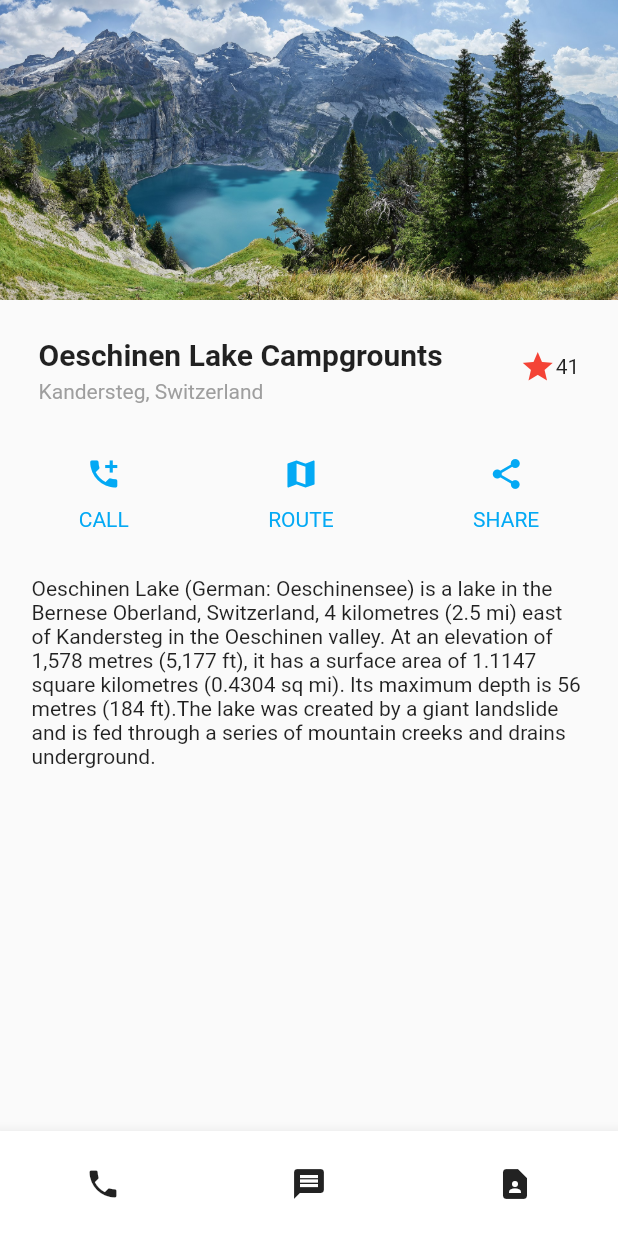
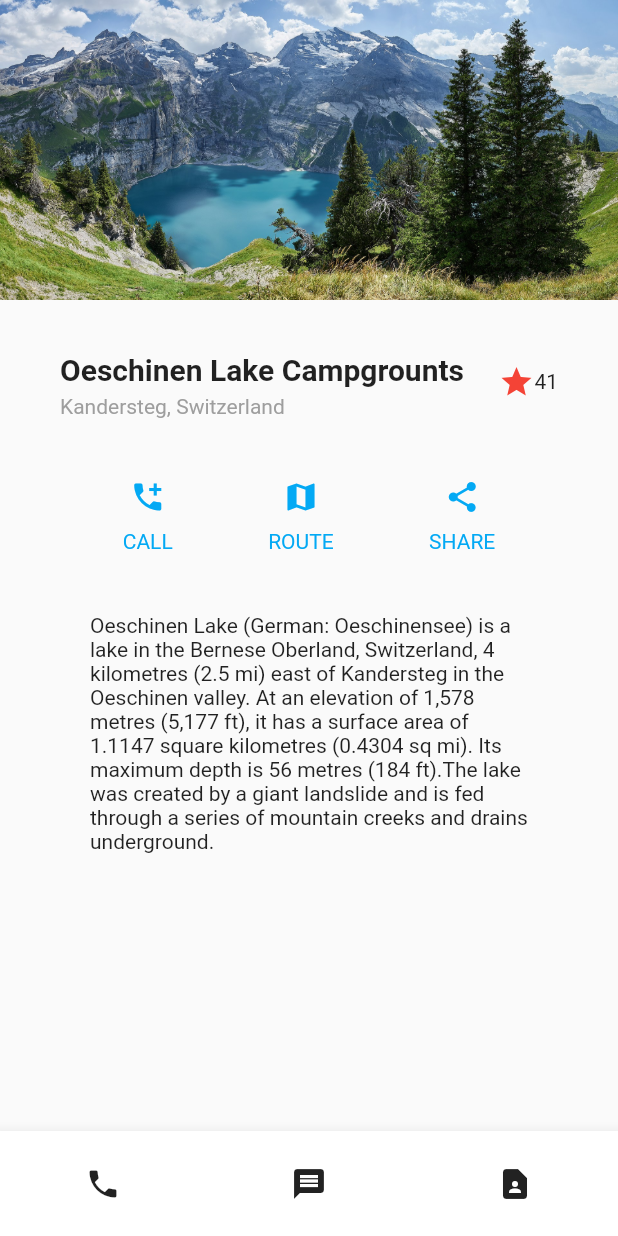
Before and after one commit to songyi-p/flutter-study, a Flutter app: the screen it shows after launch, on a phone screen of 412 x 824 dp. Run offline on Flutter 3.47's test engine with Material 2 defaults, Android fonts, the phone set to English and light mode, and no system bars.

Commit message:
refactoring : 반응형 고려한 CSS 설계 (flutter tutorial)

```diff
--- a/lib/icon_text.dart
+++ b/lib/icon_text.dart
@@ -3,7 +3,6 @@ import 'package:flutter/material.dart';
 
 Container IconText(IconData iconName, String text){
   return Container(
-        padding: EdgeInsets.fromLTRB(0, 0, 0, 20),
         child: Column(children: [
           Icon(iconName, color: Colors.lightBlue),
           Padding(
--- a/lib/main.dart
+++ b/lib/main.dart
@@ -24,59 +24,56 @@ class MyApp extends StatelessWidget {
   }
 }
 
-
 //image
 Widget imageSection = Image.asset(
   'assets/images/lake.jpg',
-  width: 600,
+  width: double.infinity,
   height: 200,
   fit: BoxFit.fill,
 );
 
-
 //title
 Widget titleSection = Container(
-    margin: EdgeInsets.fromLTRB(0, 20, 0, 35),
+    padding: EdgeInsets.symmetric(vertical: 30, horizontal: 40),
     child: Row(
       mainAxisAlignment: MainAxisAlignment.spaceAround,
-      crossAxisAlignment: CrossAxisAlignment.center,
       children: [
-        Column(crossAxisAlignment: CrossAxisAlignment.start, children: [
+        Expanded(
+            child: Container(
+                child: Column(
+                    crossAxisAlignment: CrossAxisAlignment.start,
+                    children: [
               Container(
                   padding: EdgeInsets.symmetric(vertical: 5),
                   child: Text('Oeschinen Lake Campgrounts',
-                  style: TextStyle(fontSize: 20, fontWeight: FontWeight.bold))),
+                      style: TextStyle(
+                          fontSize: 20, fontWeight: FontWeight.bold))),
               Container(
                   child: Text(
                 'Kandersteg, Switzerland',
                 style: TextStyle(color: Colors.grey[500]),
               ))
-        ]),
+            ]))),
         Row(children: [Icon(Icons.star, color: Colors.red), Text('41')])
       ],
-    )
-);
-
+    ));
 
 //icon button
-Widget iconButtonSection = SizedBox(
-  width: 400,
-  child:
-  Row(mainAxisAlignment: MainAxisAlignment.spaceAround, children: [
+Widget iconButtonSection = Container(
+  padding: EdgeInsets.symmetric(horizontal: 50, vertical: 10),
+  child: Row(mainAxisAlignment: MainAxisAlignment.spaceAround, children: [
     IconText(Icons.add_call, 'CALL'),
     IconText(Icons.map, 'ROUTE'),
     IconText(Icons.share, 'SHARE'),
   ]),
 );
 
-
 //content
-Widget contentSection = SizedBox(
-  width: 370,
+Widget contentSection = Container(
+  padding: EdgeInsets.symmetric(horizontal: 60, vertical: 20),
   child: Text(
       'Oeschinen Lake (German: Oeschinensee) is a lake in the Bernese Oberland, Switzerland, '
       '4 kilometres (2.5 mi) east of Kandersteg in the Oeschinen valley. At an elevation of 1,578 metres (5,177 ft), '
       'it has a surface area of 1.1147 square kilometres (0.4304 sq mi). Its maximum depth is 56 metres (184 ft).'
-          'The lake was created by a giant landslide and is fed through a series of mountain creeks and drains underground.'
-  ),
+      'The lake was created by a giant landslide and is fed through a series of mountain creeks and drains underground.'),
 );
```
Lines whose indentation alone changed are shown as unchanged.
